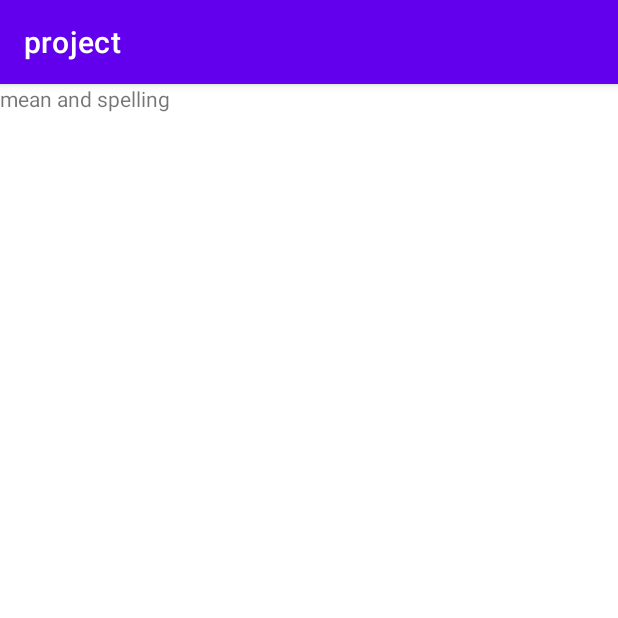
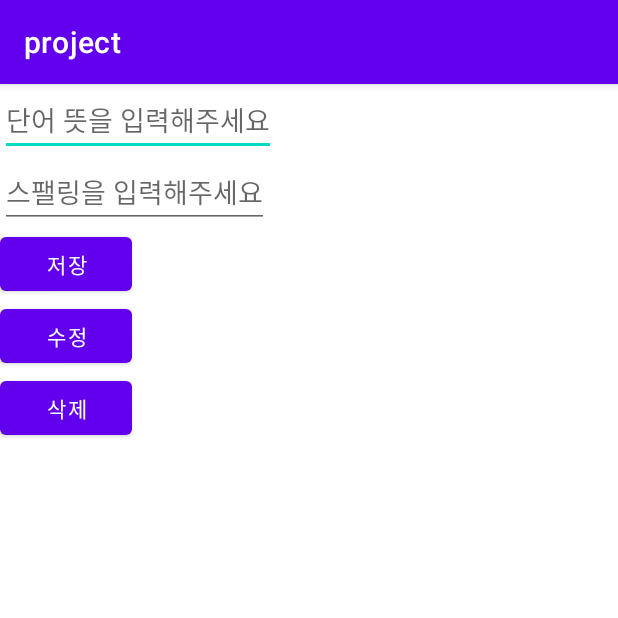
Before and after one commit to jinsoo335/Memory_Word, an Android app: the MeanAndSpellingPage screen opened directly, with no data from a screen before it, on a phone screen of 412 x 824 dp, the top half of it. Run offline under Robolectric (Android 15) with nearby library versions, the phone set to English and light mode, and no system bars; our stand-ins replace Firebase (no records; nobody signed in at launch, a user with empty details on screens opened directly); 1 statement that could not run was skipped.

Commit message:
Create Fix and Del Btn

```diff
--- a/app/src/main/java/com/example/project/ListitemAdapter.java
+++ b/app/src/main/java/com/example/project/ListitemAdapter.java
@@ -149,7 +149,7 @@ public class ListitemAdapter extends ArrayAdapter<Listitem>{
                             Thread.sleep(100);
 
                             Intent intent = new Intent(context, QuizPage.class);
-                            intent.putExtra("nameList", nameList);
+                            intent.putExtra("list name", listName);
                             intent.putExtra("meanList", meanList);
                             intent.putExtra("spellingList", spellingList);
                             intent.putExtra("divide", divide);
@@ -184,7 +184,7 @@ public class ListitemAdapter extends ArrayAdapter<Listitem>{
                             Thread.sleep(100);
 
                             Intent intent = new Intent(context, MeanAndSpellingPage.class);
-                            intent.putExtra("nameList", nameList);
+                            intent.putExtra("list name", listName);
                             intent.putExtra("meanList", meanList);
                             intent.putExtra("spellingList", spellingList);
                             intent.putExtra("UID", userID);
--- a/app/src/main/java/com/example/project/MainActivity.java
+++ b/app/src/main/java/com/example/project/MainActivity.java
@@ -202,7 +202,7 @@ public class MainActivity extends AppCompatActivity implements View.OnClickListe
         String UID = user.getUid();
         user.delete();
 
-        DBHelper.rootDatabase.child(UID).setValue("");
+        DBHelper.rootDatabase.child(UID).removeValue();
     }
 
     @Override
--- a/app/src/main/java/com/example/project/MeanAndSpellingPage.java
+++ b/app/src/main/java/com/example/project/MeanAndSpellingPage.java
@@ -3,14 +3,18 @@ package com.example.project;
 import androidx.appcompat.app.AppCompatActivity;
 
 import android.os.Bundle;
+import android.os.Handler;
 import android.util.Log;
+import android.view.View;
 import android.widget.ArrayAdapter;
+import android.widget.Button;
+import android.widget.EditText;
 import android.widget.ListView;
 import android.widget.TextView;
 
 import java.util.ArrayList;
 
-public class MeanAndSpellingPage extends AppCompatActivity {
+public class MeanAndSpellingPage extends AppCompatActivity implements View.OnClickListener{
 
     TextView title;
     ListView listView;
@@ -20,6 +24,16 @@ public class MeanAndSpellingPage extends AppCompatActivity {
     ArrayList<String> spellingList;
     String userID;
 
+    //1
+    EditText meanView;
+    EditText spellingView;
+    Button saveBtn;
+    ReadAndWrite DBHelper;
+
+    Button testFixBtn;
+    Button testDelBtn;
+
+    Handler mHandler = new Handler();
 
     @Override
     protected void onCreate(Bundle savedInstanceState) {
@@ -34,7 +48,8 @@ public class MeanAndSpellingPage extends AppCompatActivity {
         spellingList =  (ArrayList<String>) getIntent().getSerializableExtra("spellingList");
         userID = (String)getIntent().getSerializableExtra("UID");
 
-
+        DBHelper = new ReadAndWrite(userID, new ArrayList<>(), meanList, spellingList);
+        Log.d("list name 은 ", listName);
 
         ArrayList<Listitem> items = new ArrayList<>();
         for(int i =0; i < spellingList.size(); i++){
@@ -46,7 +61,71 @@ public class MeanAndSpellingPage extends AppCompatActivity {
 
         WordsAdapter wordsAdapter = new WordsAdapter(this, R.layout.word_listview, items, userID, listName, meanList, spellingList);
         listView.setAdapter(wordsAdapter);
-        //listView.setAdapter(ListAdapter);
+
+
+        //2
+        meanView= findViewById(R.id.mean_view);
+        spellingView= findViewById(R.id.spelling_view);
+        saveBtn = findViewById(R.id.save_btn);
+
+        //3
+        saveBtn.setOnClickListener(this);
+
+        testFixBtn = findViewById(R.id.test_fix_btn);
+        testDelBtn = findViewById(R.id.test_del_btn);
+
+        testFixBtn.setOnClickListener(this);
+        testDelBtn.setOnClickListener(this);
 
     }
+
+    //4
+    @Override
+    public void onClick(View view){
+        String mean = meanView.getText().toString();
+        String spelling = spellingView.getText().toString();
+
+        if(view == saveBtn){
+            if(!mean.equals("") && !spelling.equals("")){
+                DBHelper.writeNewWord(listName, mean, spelling);
+            }
+        }
+        else if(view == testFixBtn){
+            if(!mean.equals("") && !spelling.equals("")){
+                DBHelper.writeNewWord(listName, mean, spelling);
+            }
+
+        }
+        else if(view == testDelBtn){
+            if(!mean.equals("") && !spelling.equals("")){
+                DBHelper.deleteWord(listName, spelling);
+                DBHelper.getFirstListListener(listName);
+            }
+        }
+
+        Thread wordLoadThread = new Thread("wordLoadThread"){
+            @Override
+            public void run() {
+                super.run();
+                try {
+                    Thread.sleep(100);
+                    ArrayList<Listitem> items = new ArrayList<>();
+                    for(int i =0; i < spellingList.size(); i++){
+                        items.add(new Listitem(spellingList.get(i), meanList.get(i)));
+                    }
+
+                    mHandler.post(new Runnable() {
+                        @Override
+                        public void run() {
+                            WordsAdapter wordsAdapter = new WordsAdapter(MeanAndSpellingPage.this, R.layout.word_listview, items, userID, listName, meanList, spellingList);
+                            listView.setAdapter(wordsAdapter);
+                        }
+                    });
+                } catch (InterruptedException e) {
+                    e.printStackTrace();
+                }
+            }
+        };
+        wordLoadThread.start();
+    }
 }
--- a/app/src/main/java/com/example/project/WordsAdapter.java
+++ b/app/src/main/java/com/example/project/WordsAdapter.java
@@ -7,11 +7,13 @@ import android.view.LayoutInflater;
 import android.view.View;
 import android.view.ViewGroup;
 import android.widget.ArrayAdapter;
+import android.widget.Button;
+import android.widget.EditText;
 import android.widget.TextView;
 
 import java.util.ArrayList;
 
-public class WordsAdapter extends ArrayAdapter<Listitem> {
+public class WordsAdapter extends ArrayAdapter<Listitem> implements View.OnClickListener{
 
     String userID;
     String listName;
@@ -22,6 +24,9 @@ public class WordsAdapter extends ArrayAdapter<Listitem> {
     Context context;
     int resID;
     ArrayList<Listitem> items;
+
+    Button wordFixBtn;
+    Button wordDeleteBtn;
 
     public WordsAdapter(Context context, int resID, ArrayList<Listitem> items, String userID,
                         String listName, ArrayList<String> meanList, ArrayList<String> spellingList){
@@ -57,6 +62,9 @@ public class WordsAdapter extends ArrayAdapter<Listitem> {
         TextView meanText = convertView.findViewById(R.id.mean_text);
         TextView spellingText = convertView.findViewById(R.id.spelling_text);
 
+        wordFixBtn = convertView.findViewById(R.id.word_fix_btn);
+        wordDeleteBtn = convertView.findViewById(R.id.word_delete_btn);
+
         Listitem item = items.get(position);
 
         meanText.setText(item.getListname());
@@ -66,4 +74,13 @@ public class WordsAdapter extends ArrayAdapter<Listitem> {
     }
 
 
+    @Override
+    public void onClick(View view) {
+        if(view == wordFixBtn){
+
+        }
+        else if(view == wordDeleteBtn){
+
+        }
+    }
 }
--- a/app/src/main/res/layout/activity_mean_and_spelling_page.xml
+++ b/app/src/main/res/layout/activity_mean_and_spelling_page.xml
@@ -4,11 +4,37 @@
     android:layout_height="match_parent"
     android:orientation="vertical">
 
-    <TextView
-        android:id="@+id/title"
+
+    <EditText
+        android:id="@+id/mean_view"
         android:layout_width="wrap_content"
         android:layout_height="wrap_content"
-        android:text="mean and spelling" />
+        android:hint="단어 뜻을 입력해주세요" />
+
+    <EditText
+        android:id="@+id/spelling_view"
+        android:layout_width="wrap_content"
+        android:layout_height="wrap_content"
+        android:hint="스팰링을 입력해주세요" />
+
+    <Button
+        android:id="@+id/save_btn"
+        android:layout_width="wrap_content"
+        android:layout_height="wrap_content"
+        android:text="저장" />
+
+    <Button
+        android:id="@+id/test_fix_btn"
+        android:layout_width="wrap_content"
+        android:layout_height="wrap_content"
+        android:text="수정" />
+
+    <Button
+        android:id="@+id/test_del_btn"
+        android:layout_width="wrap_content"
+        android:layout_height="wrap_content"
+        android:text="삭제" />
+
 
     <ListView
         android:id="@+id/mean_spelling_list"
@@ -16,9 +42,4 @@
         android:layout_height="wrap_content"/>
 
 
-
-
-
-
-
 </LinearLayout>
```
Also changed, not shown: app/src/main/java/com/example/project/List.java (+58 -2 lines), app/src/main/res/layout/activity_list.xml (+10 -0 lines), app/src/main/res/layout/word_listview.xml (+11 -0 lines).
